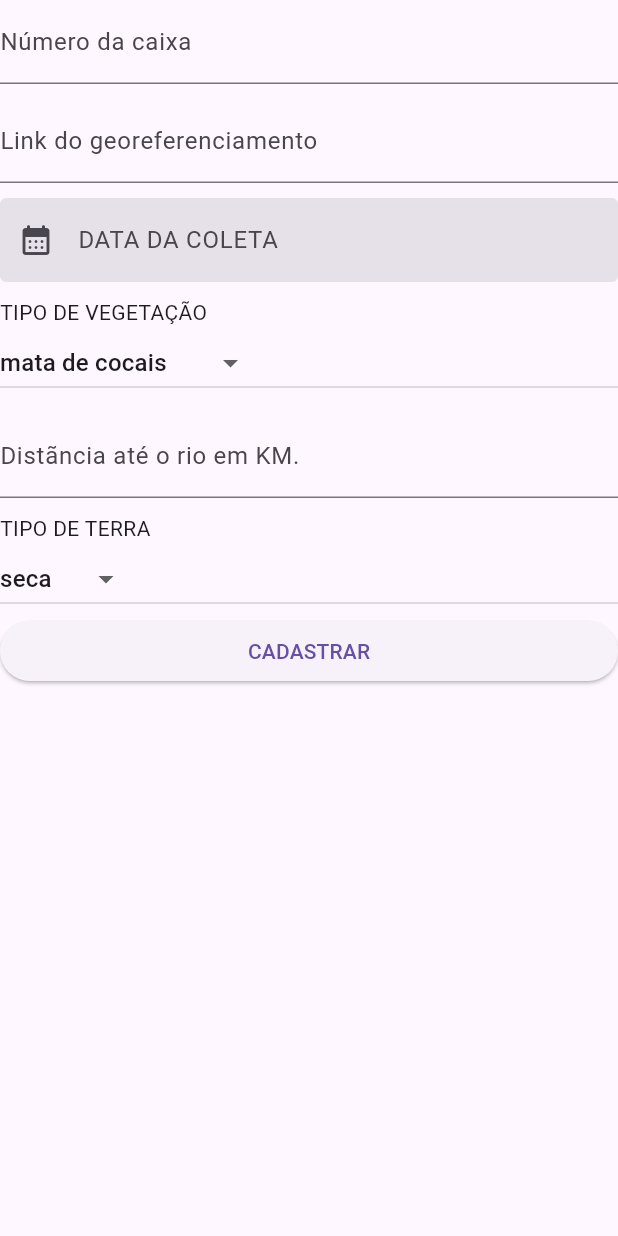
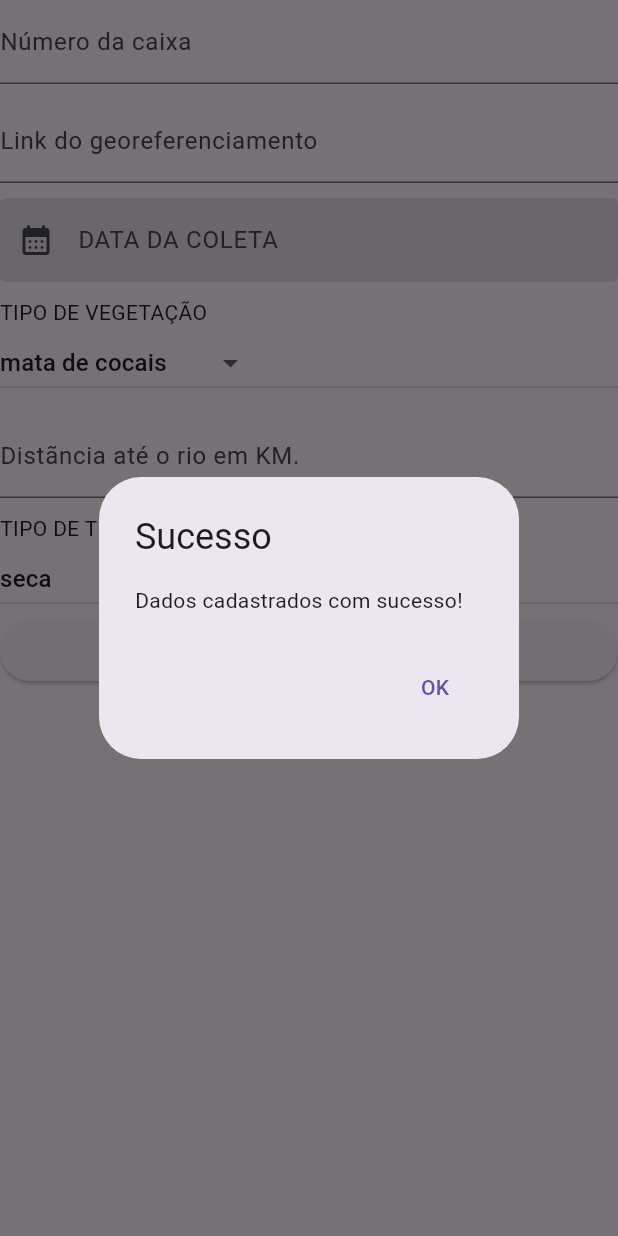
Before and after one commit to pepeuvine/proposlisandoApp, a Flutter app: the CrudOrigem widget shown alone on an empty page, opened directly, after a tap on "CADASTRAR", on a phone screen of 412 x 824 dp. Run offline on Flutter 3.47's test engine with Material 3 defaults, Android fonts, the phone set to English and light mode, and no system bars; our stand-ins replace cloud_firestore, firebase_core; accounts and stored records are empty.

Commit message:
Criação e implementação do banco de dados

```diff
--- a/lib/screens/OrigemScreen.dart
+++ b/lib/screens/OrigemScreen.dart
@@ -1,4 +1,6 @@
 import 'package:flutter/material.dart';
+import 'package:cloud_firestore/cloud_firestore.dart';
+
 
 class OrigemScreen extends StatelessWidget {
   const OrigemScreen({super.key});
@@ -125,7 +127,7 @@ class OrigemState extends State<CrudOrigem> {
             value: _dropdownvalue2,
           ),
           ElevatedButton(
-            onPressed: () {},
+            onPressed: _cadastrarDados,
             child: const Text('CADASTRAR'),
           ),
         ],
@@ -148,4 +150,56 @@ class OrigemState extends State<CrudOrigem> {
       });
     }
   }
+
+  void _cadastrarDados() {
+    String number = _numberController.text;
+    String link = _linkController.text;
+    String date = _dateController.text;
+    String distance = _distanceController.text;
+
+    FirebaseFirestore.instance.collection('Banco de dados de apicultores').add({
+      'numero_caixa': number,
+      'link_georeferenciamento': link,
+      'data_coleta': date,
+      'tipo_vegetacao': _dropdownvalue,
+      'distancia_rio_km': distance,
+      'tipo_terra': _dropdownvalue2,
+    }).then((value) {
+      showDialog(
+        context: context,
+        builder: (BuildContext context) {
+          return AlertDialog(
+            title: Text('Sucesso'),
+            content: Text('Dados cadastrados com sucesso!'),
+            actions: [
+              TextButton(
+                onPressed: () {
+                  Navigator.of(context).pop();
+                },
+                child: Text('OK'),
+              ),
+            ],
+          );
+        },
+      );
+    }).catchError((error) {
+      showDialog(
+        context: context,
+        builder: (BuildContext context) {
+          return AlertDialog(
+            title: Text('Erro'),
+            content: Text('Erro ao cadastrar dados: $error'),
+            actions: [
+              TextButton(
+                onPressed: () {
+                  Navigator.of(context).pop();
+                },
+                child: Text('OK'),
+              ),
+            ],
+          );
+        },
+      );
+    });
+  }
 }
--- a/pubspec.yaml
+++ b/pubspec.yaml
@@ -31,7 +31,8 @@ dependencies:
   flutter:
     sdk: flutter
 
-
+  cloud_firestore: ^4.15.4
+  firebase_core: ^2.25.4
   # The following adds the Cupertino Icons font to your application.
   # Use with the CupertinoIcons class for iOS style icons.
   cupertino_icons: ^1.0.2
```
Also changed, not shown: lib/main.dart (+16 -1 lines), lib/screens/EntrepostoScreen.dart (+49 -1 lines), lib/screens/ProducaoScreen.dart (+49 -1 lines), lib/firebase_options.dart (added), pubspec.lock, 9 other files.
